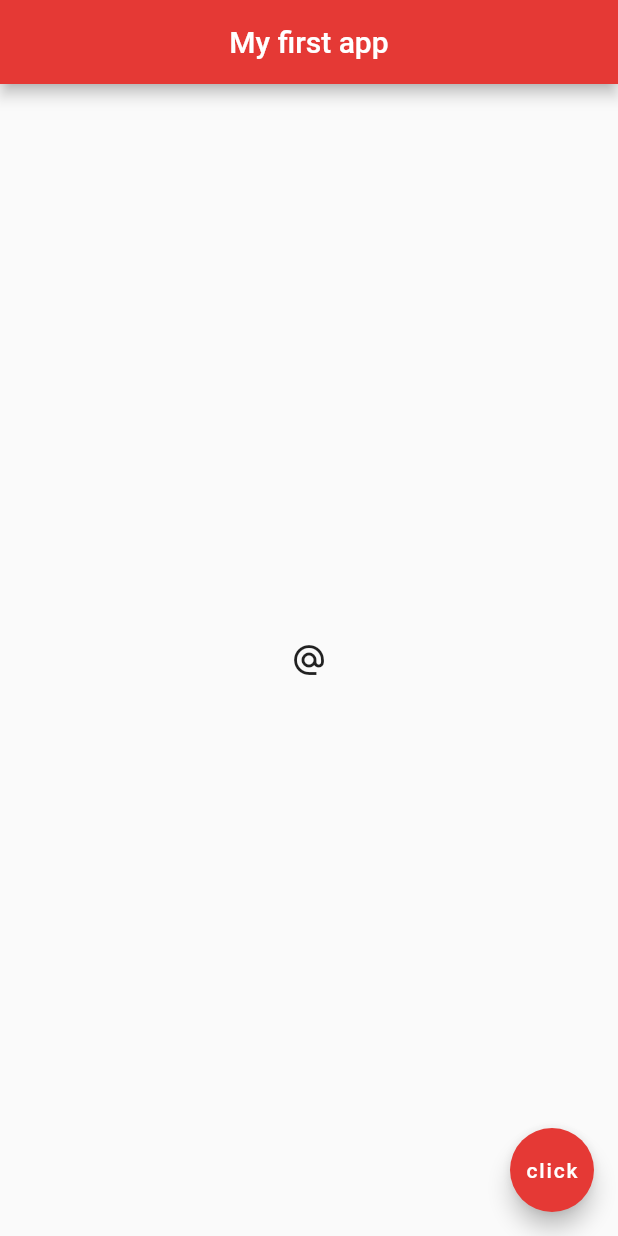
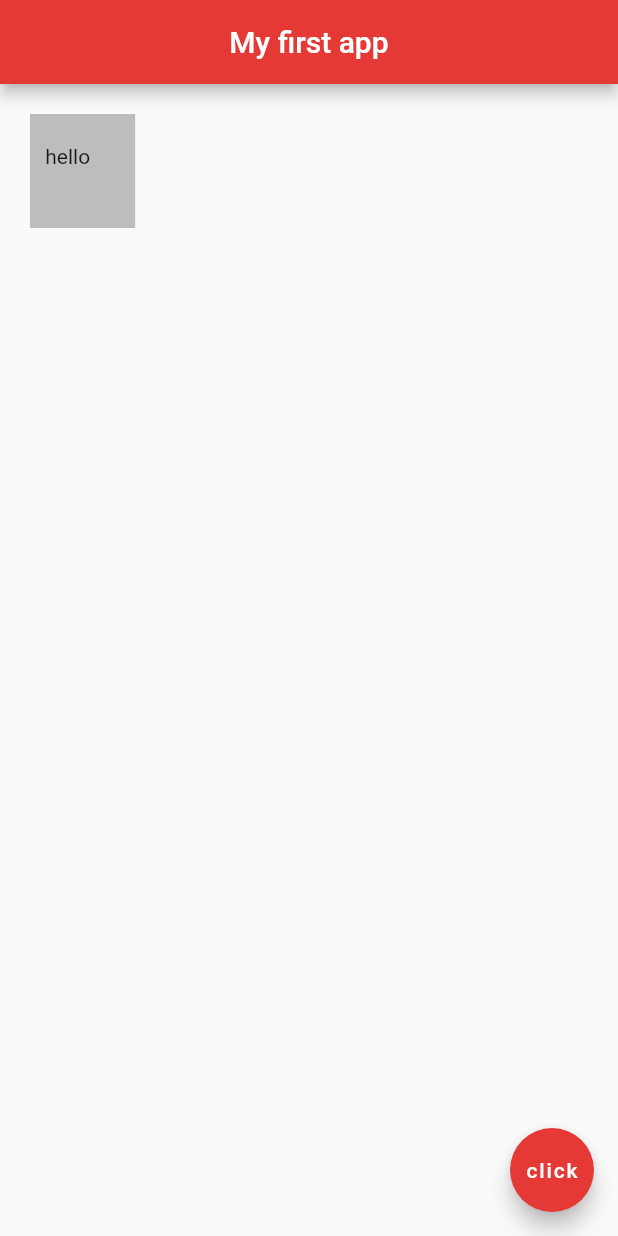
Before and after one commit to Kabbej/Flutter_Test, a Flutter app: the screen it shows after launch, on a phone screen of 412 x 824 dp. Run offline on Flutter 3.47's test engine with Material 2 defaults, Android fonts, the phone set to English and light mode, and no system bars.

Commit message:
Added container with padding and margin

```diff
--- a/lib/main.dart
+++ b/lib/main.dart
@@ -16,11 +16,11 @@ class Home extends StatelessWidget {
         centerTitle: true,
         backgroundColor: Colors.red[600],
       ),
-      body: Center (
-        child:IconButton(
-          onPressed: () {},
-          icon: Icon(Icons.alternate_email),
-        )
+      body: Container (
+        padding: EdgeInsets.fromLTRB(10.2, 20.0, 30.0, 40),
+        margin: EdgeInsets.all(20.0),
+        color: Colors.grey[400],
+        child: Text('hello'),
       ),
       floatingActionButton: FloatingActionButton(
         onPressed: () {  },
```
